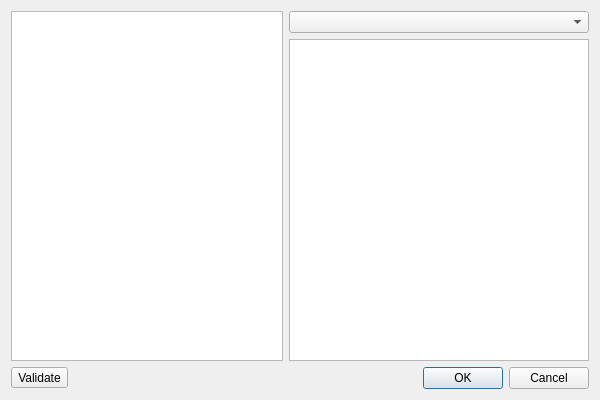
This is scriptdialog.ui in Kuszki/EW-Database as Qt 5 draws it before an edit. The edited form follows.
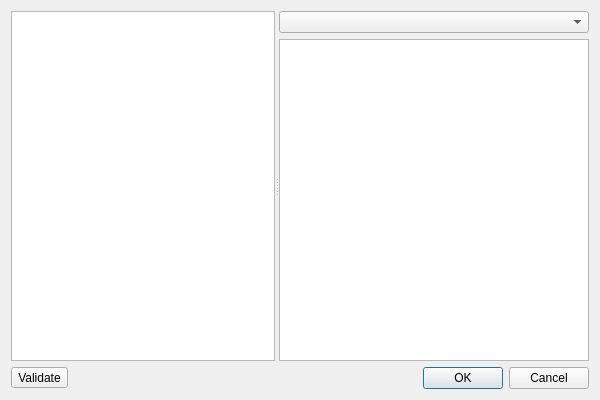
This is the edited form. Icons and pictures are not drawn.

Diff of the .ui file:
```diff
--- a/scriptdialog.ui
+++ b/scriptdialog.ui
@@ -18,7 +18,24 @@
     <normaloff>.</normaloff>.</iconset>
   </property>
   <layout class="QGridLayout" name="gridLayout">
-   <item row="1" column="1">
+   <item row="0" column="0">
+    <widget class="QSplitter" name="splitter">
+     <property name="sizePolicy">
+      <sizepolicy hsizetype="Expanding" vsizetype="Expanding">
+       <horstretch>0</horstretch>
+       <verstretch>0</verstretch>
+      </sizepolicy>
+     </property>
+     <property name="orientation">
+      <enum>Qt::Horizontal</enum>
+     </property>
+     <widget class="QPlainTextEdit" name="scriptEdit"/>
+     <widget class="QWidget" name="">
+      <layout class="QVBoxLayout" name="verticalLayout">
+       <item>
+        <widget class="QComboBox" name="helperCombo"/>
+       </item>
+       <item>
     <widget class="QListView" name="variablesList">
      <property name="sizePolicy">
       <sizepolicy hsizetype="Preferred" vsizetype="Expanding">
@@ -37,7 +54,11 @@
      </property>
     </widget>
    </item>
-   <item row="2" column="0" colspan="2">
+      </layout>
+     </widget>
+    </widget>
+   </item>
+   <item row="1" column="0">
     <layout class="QHBoxLayout" name="horizontalLayout">
      <item>
       <widget class="QToolButton" name="validateButton">
@@ -65,12 +86,6 @@
      </item>
     </layout>
    </item>
-   <item row="0" column="1">
-    <widget class="QComboBox" name="helperCombo"/>
-   </item>
-   <item row="0" column="0" rowspan="2">
-    <widget class="QPlainTextEdit" name="scriptEdit"/>
-   </item>
   </layout>
  </widget>
  <tabstops>
```
Lines whose indentation alone changed are shown as unchanged.
